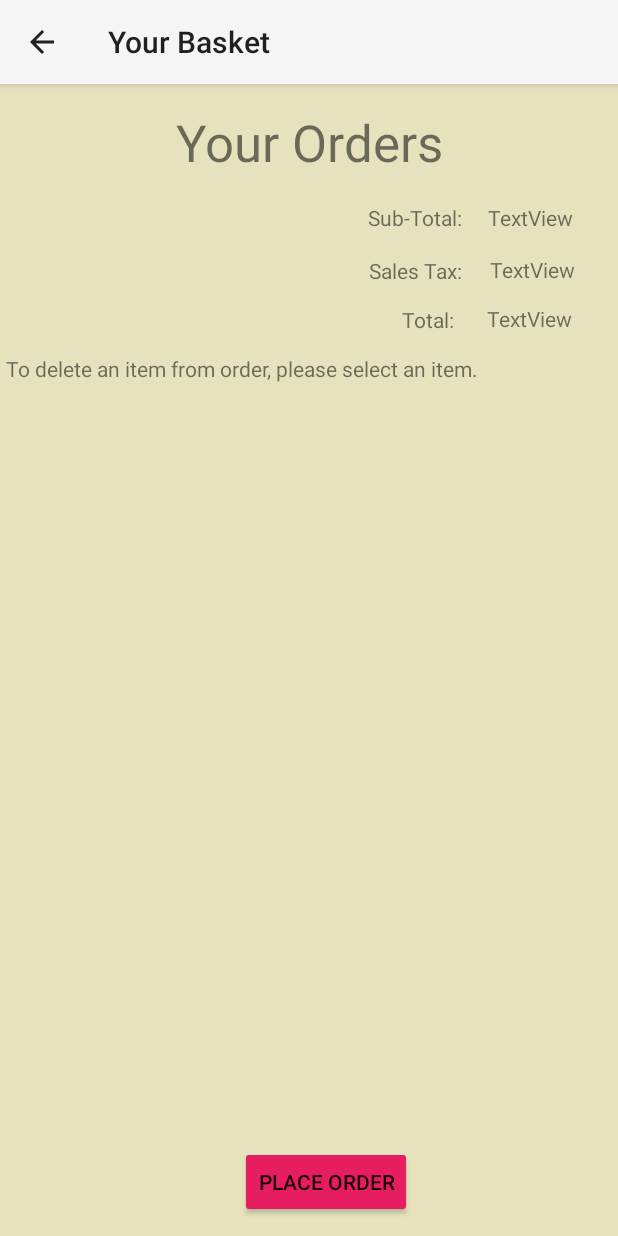
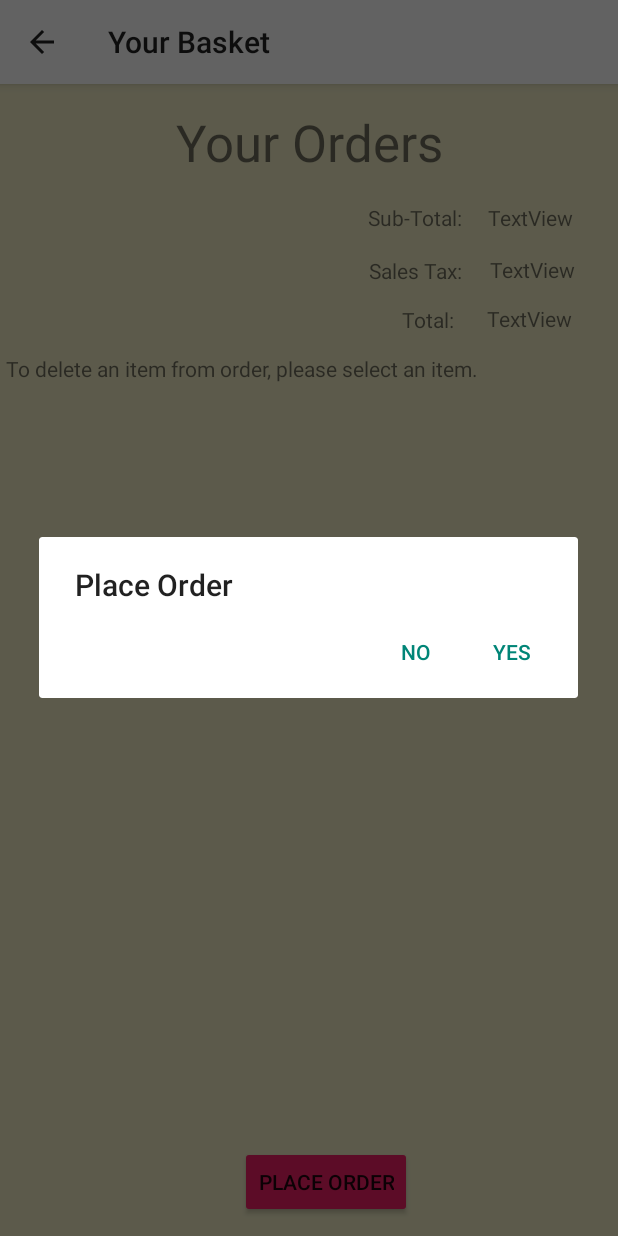
Before and after one commit to Nabihah01/RUCafe, an Android app: the YourOrderActivity screen opened directly, with no data from a screen before it, after a tap on "PLACE ORDER", on a phone screen of 412 x 824 dp. Run offline under Robolectric (Android 15) with nearby library versions, the light colour scheme and no system bars.

Commit message:
orderactivity updates

```diff
--- a/app/src/main/java/com/example/rucafe/YourOrderActivity.java
+++ b/app/src/main/java/com/example/rucafe/YourOrderActivity.java
@@ -1,19 +1,76 @@
 package com.example.rucafe;
 
+import android.app.AlertDialog;
+import android.content.DialogInterface;
 import android.os.Bundle;
 import android.view.View;
+import android.widget.AdapterView;
+import android.widget.ArrayAdapter;
+import android.widget.ListView;
+import android.widget.Toast;
 
 import androidx.appcompat.app.AppCompatActivity;
 
-public class YourOrderActivity extends AppCompatActivity {
+import java.util.List;
 
+public class YourOrderActivity extends AppCompatActivity implements AdapterView.OnItemClickListener {
+    private ListView listView;
     @Override
     protected void onCreate(Bundle savedInstanceState) {
         super.onCreate(savedInstanceState);
         setContentView(R.layout.your_order);
+        listView = findViewById(R.id.your_order_list);
+        listView.setOnItemClickListener(this);
+        //list not showing up!!
+        ArrayAdapter<MenuItem> list = new ArrayAdapter<MenuItem>(this, android.R.layout.simple_list_item_1, MainActivity.yourOrder.getOrders());
+        listView.setAdapter(list);
     }
 
     public void placeOrder(View v) {
+        MainActivity.orderNum++;
+        MainActivity.storeOrders.add(MainActivity.yourOrder.getOrders());
+        AlertDialog.Builder alert = new AlertDialog.Builder(v.getContext());
+        alert.setTitle("Place Order");
+        //handle the "YES" click
+        alert.setPositiveButton("Yes", new DialogInterface.OnClickListener() {
+            public void onClick(DialogInterface dialog, int which) {
+                Toast.makeText(v.getContext(),
+                        "Order Placed.", Toast.LENGTH_LONG).show();
+            }
+            //handle the "NO" click
+        }).setNegativeButton("No", new DialogInterface.OnClickListener() {
+            public void onClick(DialogInterface dialog, int which) {
+                Toast.makeText(v.getContext(),
+                        "Order Placed.", Toast.LENGTH_LONG).show();
+            }
+        });
+        AlertDialog dialog = alert.create();
+        dialog.show();
+    }
+
+    @Override
+    public void onItemClick(AdapterView<?> adapterView, View view, int i, long l) {
+        AlertDialog.Builder alert = new AlertDialog.Builder(adapterView.getContext());
+        alert.setTitle("Delete Item from Order");
+        //handle the "YES" click
+        alert.setPositiveButton("Yes", new DialogInterface.OnClickListener() {
+            public void onClick(DialogInterface dialog, int which) {
+                //remove the order that was selected
+                listView.removeViewAt(i); //idk if this is right
+                MainActivity.yourOrder.remove(i);//idk if this is right either
+                Toast.makeText(adapterView.getContext(),
+                        "Item deleted from order.", Toast.LENGTH_LONG).show();
+            }
+            //handle the "NO" click
+        }).setNegativeButton("No", new DialogInterface.OnClickListener() {
+            public void onClick(DialogInterface dialog, int which) {
+                Toast.makeText(adapterView.getContext(),
+                        "Item not deleted from order.", Toast.LENGTH_LONG).show();
+            }
+        });
+        AlertDialog dialog = alert.create();
+        dialog.show();
 
     }
+
 }
```
